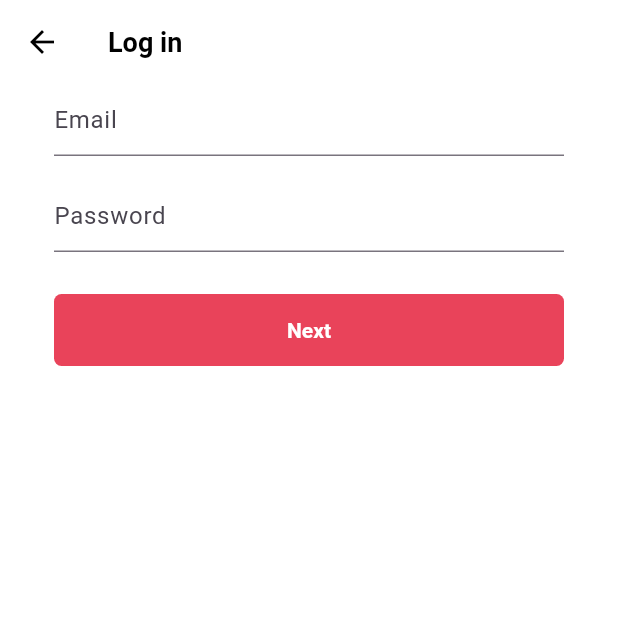
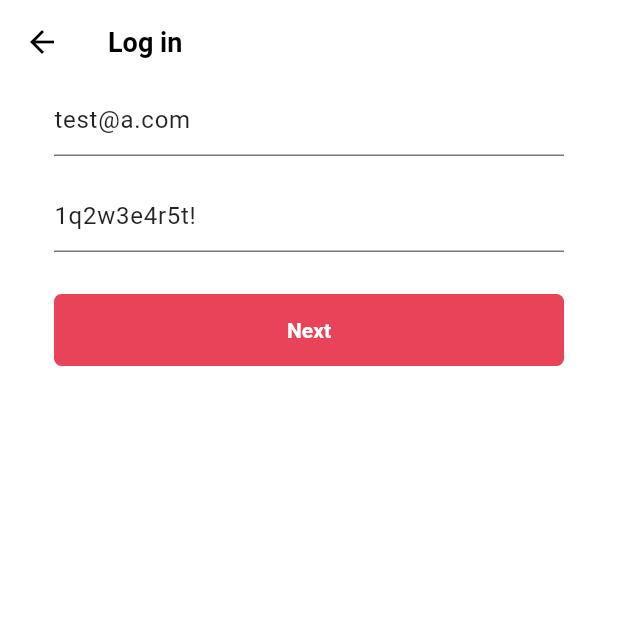
Before and after one commit to Heungseop/Tiktok_clone, a Flutter app: the LoginFormScreen screen opened directly, on a phone screen of 412 x 824 dp, the top half of it. Run offline on Flutter 3.47's test engine with Material 2 defaults, Android fonts, the phone set to English and light mode, and no system bars; our stand-ins replace camera, cloud_firestore, firebase_auth, firebase_core, firebase_storage, flutter_riverpod and 8 more; accounts and stored records are empty.

Commit message:
임시계정 하드코딩

```diff
--- a/lib/features/authentication/login_form_screen.dart
+++ b/lib/features/authentication/login_form_screen.dart
@@ -45,6 +45,7 @@ class LoginFormScreenState extends ConsumerState<LoginFormScreen> {
             children: [
               TextFormField(
                 decoration: const InputDecoration(hintText: "Email"),
+                initialValue: "test@a.com",
                 validator: (value) {
                   return null;
 
@@ -57,6 +58,7 @@ class LoginFormScreenState extends ConsumerState<LoginFormScreen> {
               Gaps.v16,
               TextFormField(
                 decoration: const InputDecoration(hintText: "Password"),
+                initialValue: "1q2w3e4r5t!",
                 validator: (value) {
                   return null;
 
```
